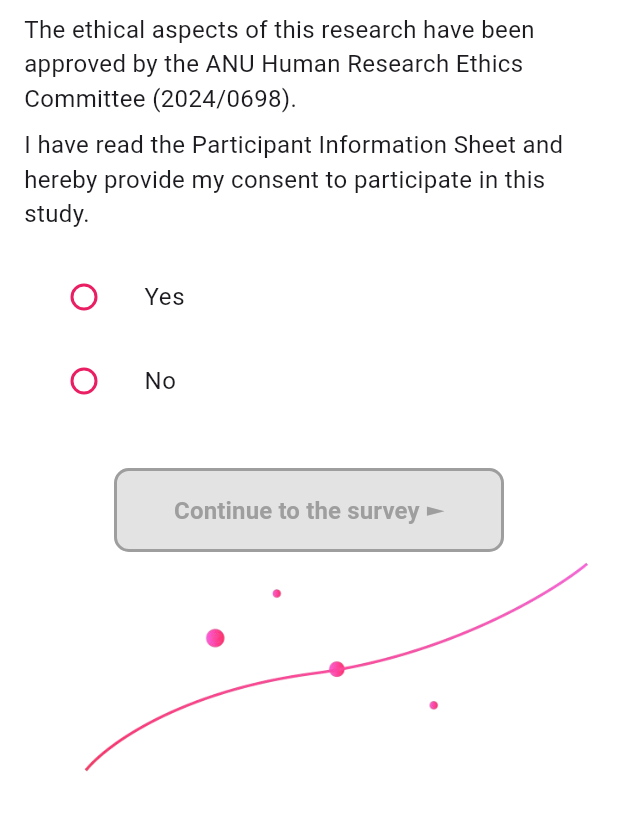
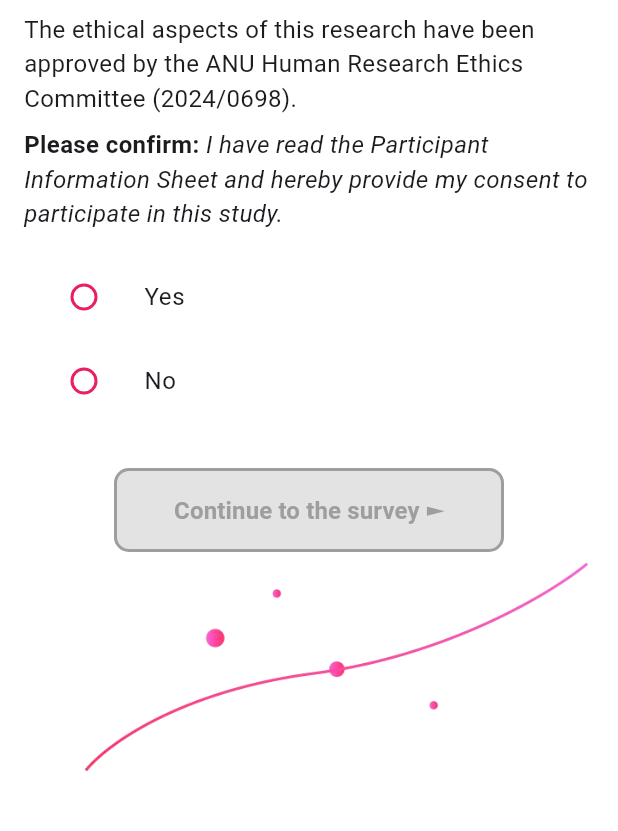
Before and after one commit to anusii/msfatigue, a Flutter app: the ConsentScreen screen opened directly, on a phone screen of 412 x 824 dp, the part 312-1143 px from its top. Run offline on Flutter 3.47's test engine with Material 3 defaults, Android fonts, the phone set to English and light mode, and no system bars; drawn by our look-alikes of flutter_markdown; our stand-ins replace equatable, flutter_bloc, gap, package_info_plus, shared_preferences, universal_io; missing offline and left inert: rdflib, solidpod, window_manager; accounts and stored records are empty.

Commit message:
Liven up the consent form.

```diff
--- a/lib/questionnaire/consent.dart
+++ b/lib/questionnaire/consent.dart
@@ -104,7 +104,7 @@ class _ConsentScreenState extends State<ConsentScreen> {
                   MarkdownBody(
                     selectable: true,
                     data:
-                        'I have read the Participant Information Sheet and hereby provide my consent to participate in this study.',
+                        '**Please confirm:** *I have read the Participant Information Sheet and hereby provide my consent to participate in this study.*',
                     styleSheet: MarkdownStyleSheet(
                       p: const TextStyle(fontSize: 16),
                     ),
```
